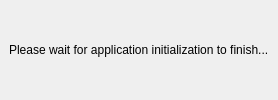
Before: the Qt Designer form gpmp/ui/init.ui in odiroot/PyGPMP, drawn with Qt 5.
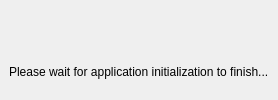
After: the same form once the commit is applied.

Commit message: Testing adding icons to windows.

The edit to the form file:
```diff
--- a/gpmp/ui/init.ui
+++ b/gpmp/ui/init.ui
@@ -7,6 +7,43 @@
   </property>
   <widget class="QWidget" name="centralwidget">
    <layout class="QVBoxLayout" name="verticalLayout">
+    <item>
+     <layout class="QHBoxLayout" name="horizontalLayout">
+      <item>
+       <spacer name="horizontalSpacer">
+        <property name="orientation">
+         <enum>Qt::Horizontal</enum>
+        </property>
+        <property name="sizeHint" stdset="0">
+         <size>
+          <width>40</width>
+          <height>20</height>
+         </size>
+        </property>
+       </spacer>
+      </item>
+      <item>
+       <widget class="QLabel" name="lbl_tape">
+        <property name="text">
+         <string notr="true"/>
+        </property>
+       </widget>
+      </item>
+      <item>
+       <spacer name="horizontalSpacer_2">
+        <property name="orientation">
+         <enum>Qt::Horizontal</enum>
+        </property>
+        <property name="sizeHint" stdset="0">
+         <size>
+          <width>40</width>
+          <height>20</height>
+         </size>
+        </property>
+       </spacer>
+      </item>
+     </layout>
+    </item>
     <item>
      <widget class="QLabel" name="label">
       <property name="text">
```
Left out of the diff: 3 changed lines with no effect on the pictures. The commit also changes 6 other files.
